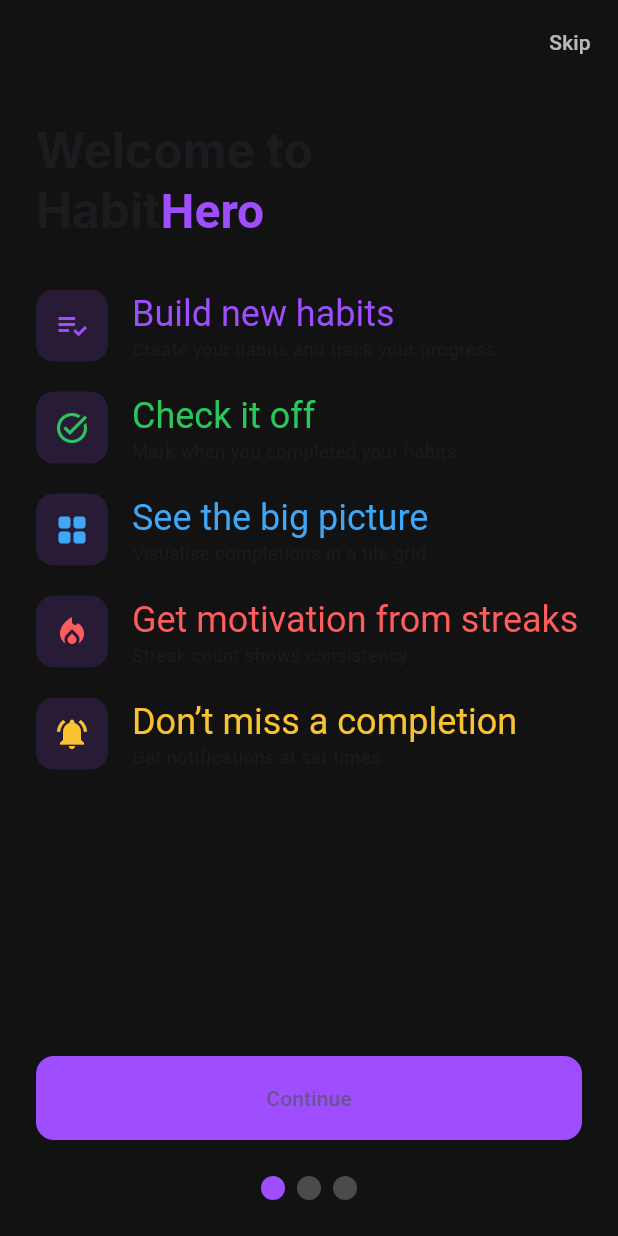
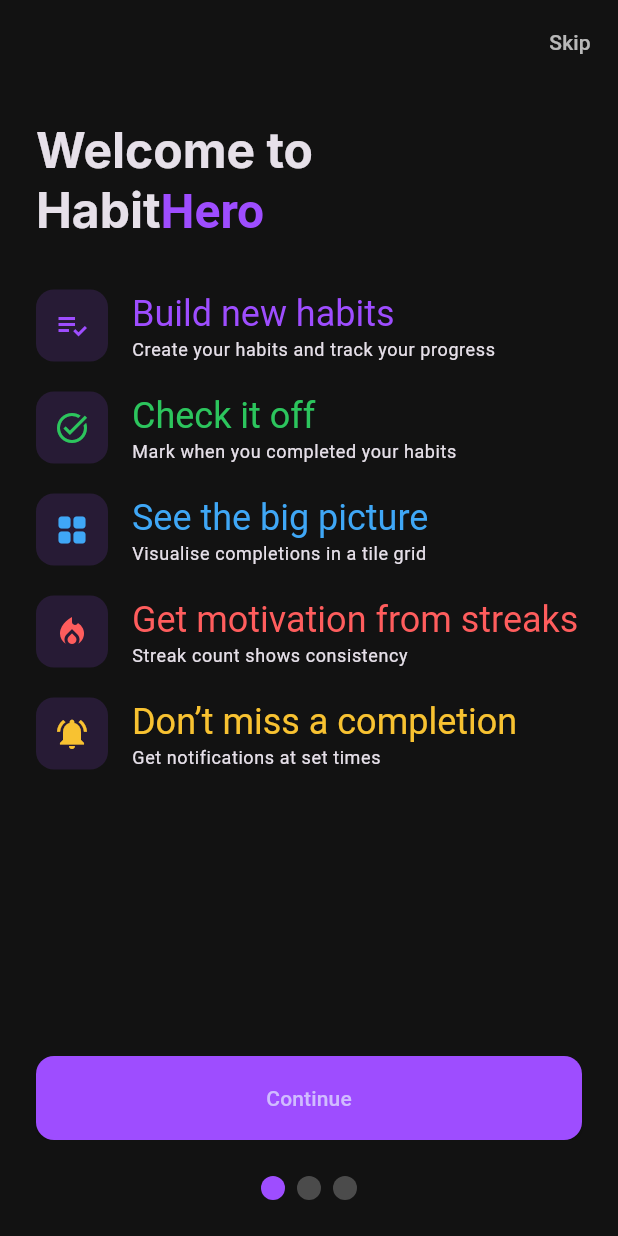
Before and after one commit to Jake1902/Habit_Hero_Clone, a Flutter app: the screen it shows after launch, on a phone screen of 412 x 824 dp. Run offline on Flutter 3.47's test engine with Material 3 defaults, Android fonts, the phone set to English and light mode, and no system bars; drawn by our look-alikes of smooth_page_indicator; our stand-ins replace flutter_riverpod, go_router, google_fonts, shared_preferences.

Commit message:
Fix onboarding theme and navigation

```diff
--- a/lib/core/data/providers.dart
+++ b/lib/core/data/providers.dart
@@ -1,10 +1,32 @@
+import 'package:flutter/material.dart';
 import 'package:flutter_riverpod/flutter_riverpod.dart';
 
 import 'habit_repository.dart';
 import 'models/habit.dart';
+import 'preferences_service.dart';
 
 final habitRepoProvider = Provider<HabitRepository>((ref) => HabitRepository());
 
 final habitListProvider = StreamProvider<List<Habit>>(
   (ref) => ref.watch(habitRepoProvider).watchHabits(),
 );
+
+class ThemeModeNotifier extends StateNotifier<ThemeMode> {
+  ThemeModeNotifier() : super(ThemeMode.system) {
+    _load();
+  }
+
+  Future<void> _load() async {
+    state = await PreferencesService.getThemeMode();
+  }
+
+  Future<void> setTheme(ThemeMode mode) async {
+    state = mode;
+    await PreferencesService.setThemeMode(mode);
+  }
+}
+
+final themeModeProvider =
+    StateNotifierProvider<ThemeModeNotifier, ThemeMode>((ref) {
+  return ThemeModeNotifier();
+});
--- a/lib/features/onboarding/onboarding_screen.dart
+++ b/lib/features/onboarding/onboarding_screen.dart
@@ -20,11 +20,13 @@ class OnboardingScreen extends ConsumerWidget {
       ThemePage(controller: controller),
     ];
 
-    return Scaffold(
-      backgroundColor: const Color(0xFF121212),
-      appBar: AppBar(
+    return Theme(
+      data: ThemeData.dark(),
+      child: Scaffold(
         backgroundColor: const Color(0xFF121212),
-        elevation: 0,
+        appBar: AppBar(
+          backgroundColor: const Color(0xFF121212),
+          elevation: 0,
         actions: [
           TextButton(
             onPressed: () => controller.skip(context),
@@ -53,6 +55,7 @@ class OnboardingScreen extends ConsumerWidget {
           const SizedBox(height: 24),
         ],
       ),
-    );
+    ),
+  );
   }
 }
--- a/lib/main.dart
+++ b/lib/main.dart
@@ -1,7 +1,9 @@
 import 'package:flutter/material.dart';
+import 'package:flutter_riverpod/flutter_riverpod.dart';
 import 'package:go_router/go_router.dart';
 
 import 'core/data/preferences_service.dart';
+import 'core/data/providers.dart';
 import 'routing/app_router.dart';
 
 Future<void> main() async {
@@ -10,22 +12,23 @@ Future<void> main() async {
   final firstLaunch = await PreferencesService.isFirstLaunch();
   final initialRoute = firstLaunch ? '/onboarding' : '/';
   final router = AppRouter.create(initialRoute);
-  runApp(MyApp(router: router));
+  runApp(ProviderScope(child: MyApp(router: router)));
 }
 
-class MyApp extends StatelessWidget {
+class MyApp extends ConsumerWidget {
   final GoRouter router;
   const MyApp({super.key, required this.router});
 
   // This widget is the root of your application.
   @override
-  Widget build(BuildContext context) {
+  Widget build(BuildContext context, WidgetRef ref) {
+    final mode = ref.watch(themeModeProvider);
     return MaterialApp.router(
       title: 'Flutter Demo',
       routerConfig: router,
-      theme: ThemeData(
-        colorScheme: ColorScheme.fromSeed(seedColor: Colors.deepPurple),
-      ),
+      theme: ThemeData.light(),
+      darkTheme: ThemeData.dark(),
+      themeMode: mode,
     );
   }
 }
```
Also changed, not shown: lib/features/onboarding/pages/theme_page.dart (+12 -4 lines).
